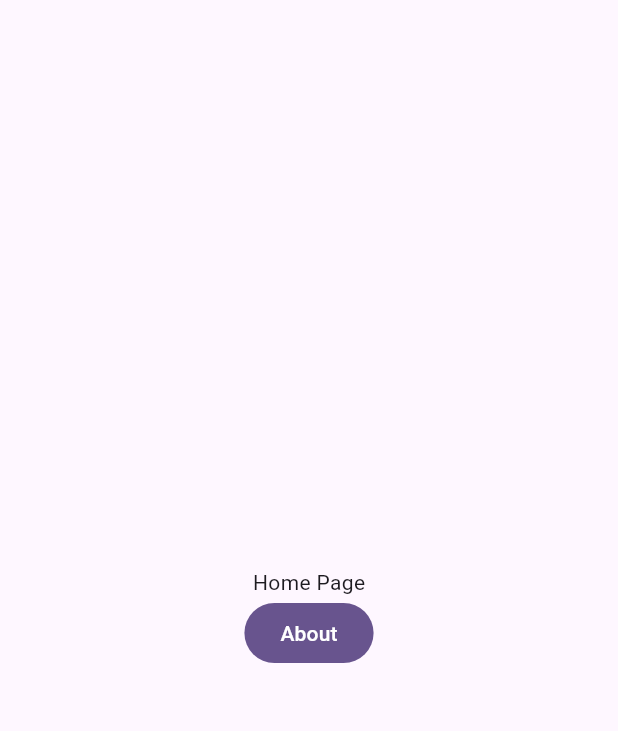
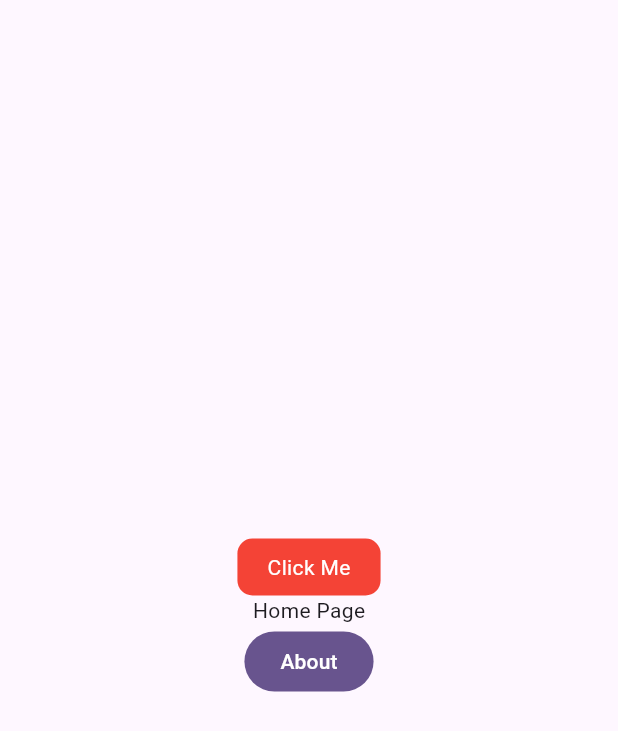
Before and after one commit to coder-shanta/flutter_starter, a Flutter app: the screen it shows after launch, on a phone screen of 412 x 824 dp. Shown: the top 731 px of the screen. Run offline on Flutter 3.47's test engine with Material 2 defaults, Android fonts, the phone set to English and light mode, and no system bars.

Commit message:
widgets added

```diff
--- a/lib/pages/home.dart
+++ b/lib/pages/home.dart
@@ -1,6 +1,7 @@
 import 'package:flutter/material.dart';
 import 'package:hello_world/models/user.dart';
 import 'package:hello_world/routes/args/about_page_args.dart';
+import 'package:hello_world/widgets/custom_button.dart';
 
 class Home extends StatelessWidget {
   const Home({super.key});
@@ -12,6 +13,7 @@ class Home extends StatelessWidget {
         child: Column(
           mainAxisAlignment: MainAxisAlignment.center,
           children: [
+            CustomButton(),
             const Text("Home Page"),
             FilledButton(
                 onPressed: () {
--- /dev/null
+++ b/lib/widgets/custom_button.dart
@@ -0,0 +1,27 @@
+import 'package:flutter/material.dart';
+import 'package:hello_world/models/user.dart';
+import 'package:hello_world/routes/args/about_page_args.dart';
+
+class CustomButton extends StatelessWidget {
+  const CustomButton({super.key});
+
+  @override
+  Widget build(BuildContext context) {
+    return InkWell(
+      onTap: () => Navigator.of(context).pushNamed("about",
+          arguments: AboutPageArgs(
+              user: User(sid: 2, name: "Test`", email: "test@gmail.com"))),
+      child: Container(
+        padding: const EdgeInsets.symmetric(vertical: 9, horizontal: 20),
+        decoration: const BoxDecoration(
+          borderRadius: BorderRadius.all(Radius.circular(10)),
+          color: Colors.red,
+        ),
+        child: const Text(
+          "Click Me",
+          style: TextStyle(color: Colors.white),
+        ),
+      ),
+    );
+  }
+}
```
